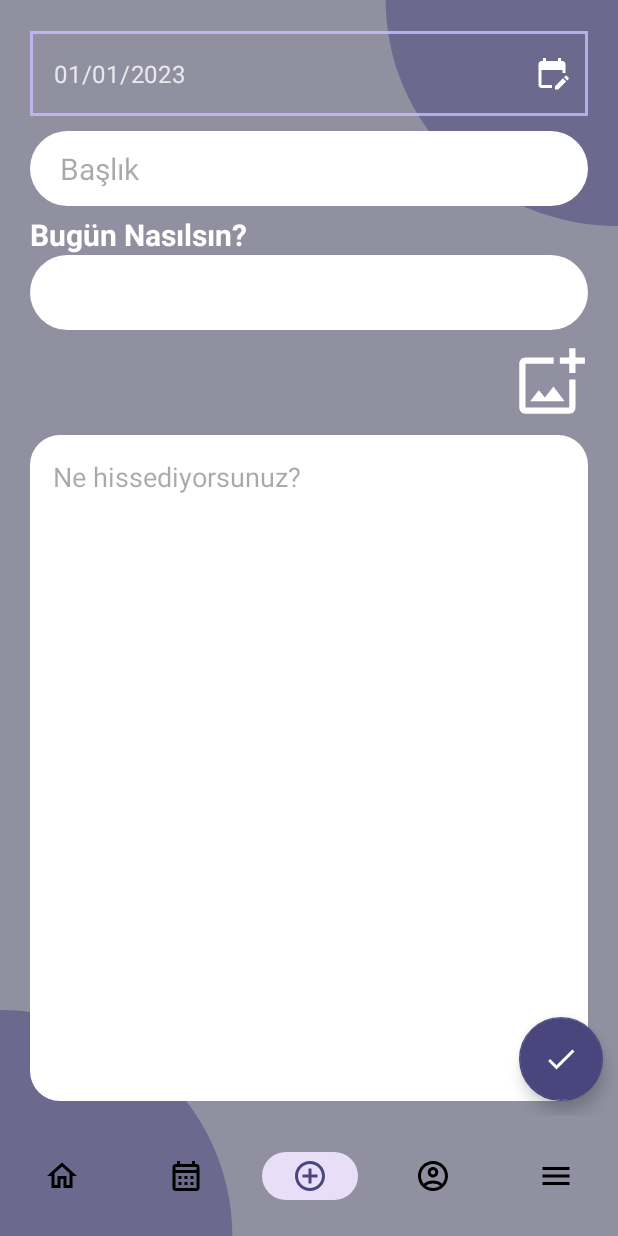
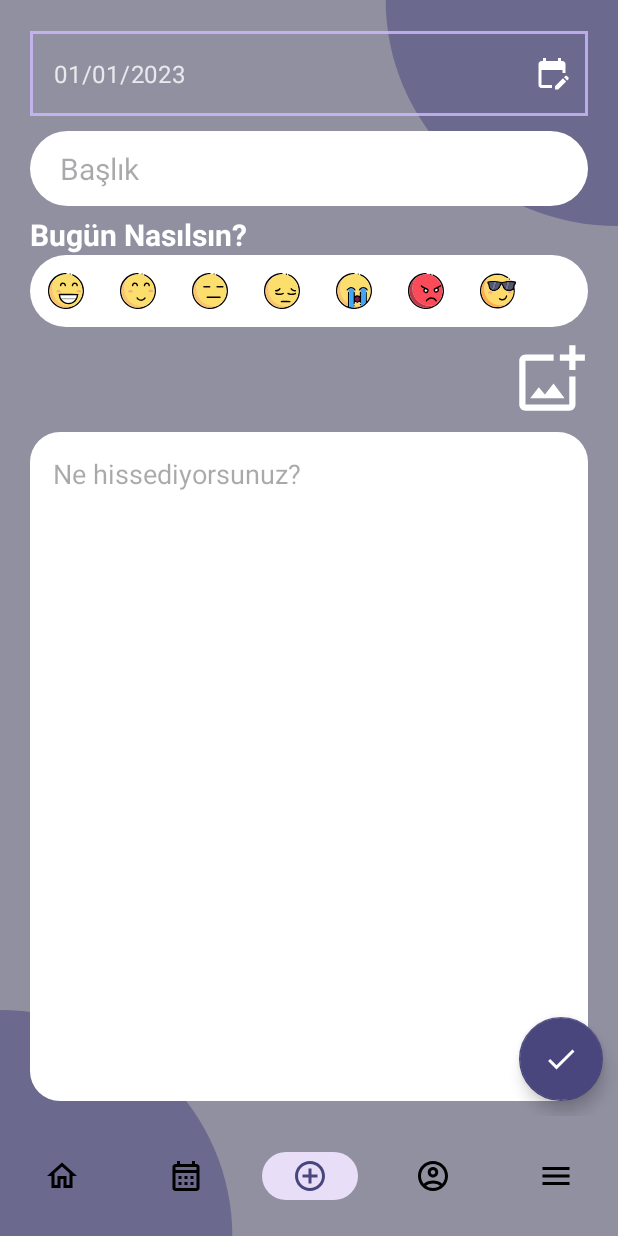
Before and after one commit to dlrdmrcn/MyDiary, an Android app: the AddDiaryFragment screen opened through its navigation route, on a phone screen of 412 x 824 dp. Run offline under Robolectric (Android 15) with nearby library versions, the phone set to English and light mode, and no system bars; our stand-ins replace Dagger/Hilt's generated code, navigation-ui; Roboto replaces fonts that are not available here.

Commit message:
EmojiRecyclerViewItem onClick created

```diff
--- a/app/src/main/java/com/dilara/mydiary/adapter/EmojiRecyclerViewAdapter.kt
+++ b/app/src/main/java/com/dilara/mydiary/adapter/EmojiRecyclerViewAdapter.kt
@@ -8,14 +8,24 @@ import android.widget.ImageButton
 import androidx.recyclerview.widget.RecyclerView
 import com.dilara.mydiary.R
 
-class EmojiRecyclerViewAdapter(var context: Context, var list: ArrayList<Int>) :
+class EmojiRecyclerViewAdapter(
+    var context: Context,
+    var list: ArrayList<Int>,
+    private val listener: Listener
+) :
     RecyclerView.Adapter<EmojiRecyclerViewAdapter.RowHolder>() {
+    interface Listener {
+        fun onItemClick(resourceId: Int, itemView: View)
+    }
 
 
     class RowHolder(view: View) : RecyclerView.ViewHolder(view) {
-        fun bindItems(items: Int) {
+        fun bindItems(item: Int, listener: Listener) {
+            itemView.setOnClickListener {
+                listener.onItemClick(item, itemView)
+            }
             val menuImage = itemView.findViewById<ImageButton>(R.id.emoji)
-            menuImage.setImageResource(items)
+            menuImage.setImageResource(item)
         }
     }
 
@@ -30,6 +40,6 @@ class EmojiRecyclerViewAdapter(var context: Context, var list: ArrayList<Int>) :
     }
 
     override fun onBindViewHolder(holder: RowHolder, position: Int) {
-        holder.bindItems(list[position])
+        holder.bindItems(list[position], listener)
     }
 }
--- a/app/src/main/java/com/dilara/mydiary/view/AddDiaryFragment.kt
+++ b/app/src/main/java/com/dilara/mydiary/view/AddDiaryFragment.kt
@@ -18,6 +18,8 @@ import androidx.core.app.ActivityCompat
 import androidx.core.content.ContextCompat
 import androidx.fragment.app.viewModels
 import androidx.lifecycle.SavedStateViewModelFactory
+import androidx.recyclerview.widget.LinearLayoutManager
+import androidx.recyclerview.widget.RecyclerView
 import com.dilara.mydiary.R
 import com.dilara.mydiary.adapter.EmojiRecyclerViewAdapter
 import com.dilara.mydiary.base.BaseFragment
@@ -25,7 +27,7 @@ import com.dilara.mydiary.databinding.FragmentAddDiaryBinding
 import com.dilara.mydiary.viewmodel.AddDiaryViewModel
 import com.google.android.material.snackbar.Snackbar
 
-class AddDiaryFragment : BaseFragment() {
+class AddDiaryFragment : BaseFragment(), EmojiRecyclerViewAdapter.Listener {
     private var binding: FragmentAddDiaryBinding? = null
     private lateinit var activityResultLauncher: ActivityResultLauncher<Intent>
     private lateinit var permissionLauncher: ActivityResultLauncher<String>
@@ -33,14 +35,16 @@ class AddDiaryFragment : BaseFragment() {
     private val viewModel: AddDiaryViewModel by viewModels {
         SavedStateViewModelFactory(this.activity?.application, this)
     }
-
     lateinit var menuAdapter: EmojiRecyclerViewAdapter
     val menuList = ArrayList<Int>()
+    private var mood: Int? = null
+    var lastClickedItem: View? = null
 
     override fun onCreate(savedInstanceState: Bundle?) {
         super.onCreate(savedInstanceState)
 
-        menuAdapter = EmojiRecyclerViewAdapter(requireContext(), menuList)
+        menuAdapter = EmojiRecyclerViewAdapter(requireContext(), menuList, this@AddDiaryFragment)
+
         activityResultLauncher =
             registerForActivityResult(ActivityResultContracts.StartActivityForResult()) { result ->
                 if (result.resultCode == RESULT_OK) {
@@ -68,6 +72,18 @@ class AddDiaryFragment : BaseFragment() {
     override fun onViewCreated(view: View, savedInstanceState: Bundle?) {
         super.onViewCreated(view, savedInstanceState)
 
+        val layoutManager: RecyclerView.LayoutManager =
+            LinearLayoutManager(requireContext(), LinearLayoutManager.HORIZONTAL, false)
+        binding?.recyclerViewEmoji?.layoutManager = layoutManager
+        binding?.recyclerViewEmoji?.adapter = menuAdapter
+
+        menuList.add(R.drawable.emoji_veryhappy)
+        menuList.add(R.drawable.emoji_happy)
+        menuList.add(R.drawable.emoji_expressionless)
+        menuList.add(R.drawable.emoji_sad)
+        menuList.add(R.drawable.emoji_cry)
+        menuList.add(R.drawable.emoji_angry)
+        menuList.add(R.drawable.emoji_cool)
 
         permissionLauncher =
             registerForActivityResult(ActivityResultContracts.RequestPermission()) { result ->
@@ -101,14 +117,6 @@ class AddDiaryFragment : BaseFragment() {
                 startActivity(intent)
             })
         }
-
-        menuList.add(R.drawable.emoji_veryhappy)
-        menuList.add(R.drawable.emoji_happy)
-        menuList.add(R.drawable.emoji_expressionless)
-        menuList.add(R.drawable.emoji_sad)
-        menuList.add(R.drawable.emoji_cry)
-        menuList.add(R.drawable.emoji_angry)
-        menuList.add(R.drawable.emoji_cool)
     }
 
     private fun onAddPhotoClicked(view: View) {
@@ -175,4 +183,25 @@ class AddDiaryFragment : BaseFragment() {
             Intent(Intent.ACTION_PICK, MediaStore.Images.Media.EXTERNAL_CONTENT_URI)
         activityResultLauncher.launch(intentToGallery)
     }
+
+    override fun onItemClick(resourceId: Int, itemView: View) {
+
+        if (lastClickedItem != null && lastClickedItem != itemView) {
+            lastClickedItem?.setBackgroundColor(
+                ContextCompat.getColor(
+                    requireContext(),
+                    R.color.transparent
+                )
+            )
+        }
+        itemView.setBackgroundColor(
+            ContextCompat.getColor(
+                requireContext(),
+                R.color.emoji_background
+            )
+        )
+        mood = resourceId
+        lastClickedItem = itemView
+    }
+
 }
--- a/app/src/main/res/layout/fragment_add_diary.xml
+++ b/app/src/main/res/layout/fragment_add_diary.xml
@@ -67,7 +67,7 @@
         <androidx.recyclerview.widget.RecyclerView
             android:id="@+id/recycler_view_emoji"
             android:layout_width="match_parent"
-            android:layout_height="50dp"
+            android:layout_height="48dp"
             android:layout_marginHorizontal="20dp"
             android:background="@drawable/button_white" />
 
--- a/app/src/main/res/values/colors.xml
+++ b/app/src/main/res/values/colors.xml
@@ -13,4 +13,6 @@
 
     <color name="lilac">#D0BCFF</color>
     <color name="date_background">#141218</color>
+
+    <color name="emoji_background">#5049467E</color>
 </resources>
```
